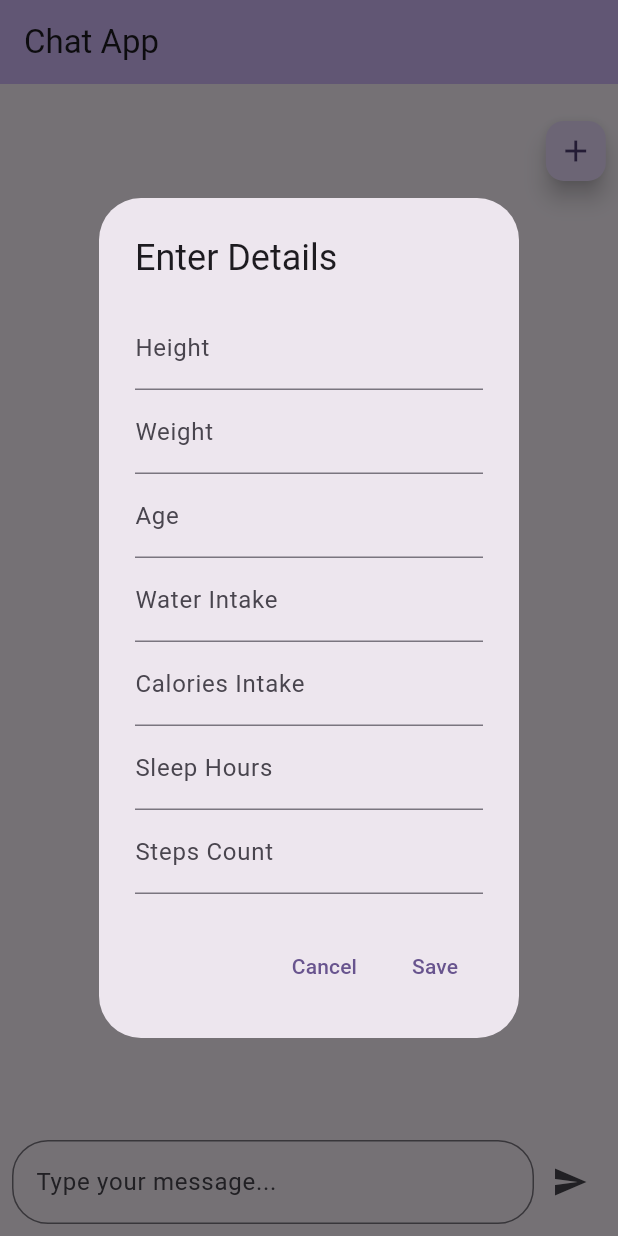
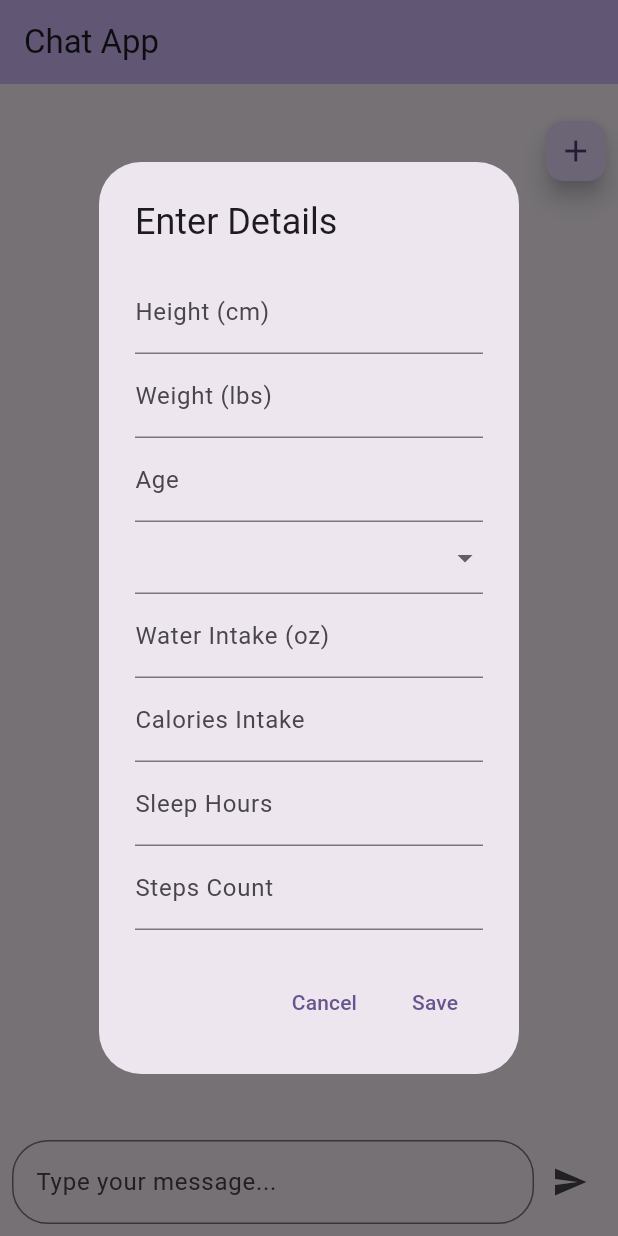
Before and after one commit to divyeshbommana/ZoomMyLife, a Flutter app: the screen it shows after launch, after a tap on the "add" icon, on a phone screen of 412 x 824 dp. Run offline on Flutter 3.47's test engine with Material 3 defaults, Android fonts, the phone set to English and light mode, and no system bars.

Commit message:
Added gender

```diff
--- a/zomm_my_life/lib/main.dart
+++ b/zomm_my_life/lib/main.dart
@@ -62,7 +62,7 @@
     try{
       // Send HTTP POST request to server
       final response = await http.post(
-        Uri.parse("http://localhost:5000/cipher"),
+        Uri.parse("http://localhost:5000/RAG"),
         headers: {
           "Content-Type": "application/json",
         },
@@ -82,7 +82,7 @@
         final data = jsonDecode(response.body);
         setState(() {
           _messages.insert(0, ChatEntry(text: data['original'], isUser: true));
-          _messages.insert(0, ChatEntry(text: data['ciphered'], isUser: false));
+          _messages.insert(0, ChatEntry(text: data['response'], isUser: false));
         });
       }
     }catch (e) {
@@ -99,6 +99,8 @@
     TextEditingController heightController = TextEditingController();
     TextEditingController weightController = TextEditingController();
     TextEditingController ageController = TextEditingController();
+    String? gender = previousData?['gender'];
+
     TextEditingController waterIntakeController = TextEditingController();
     TextEditingController caloriesIntakeController = TextEditingController();
     TextEditingController sleepHoursController = TextEditingController();
@@ -109,6 +111,7 @@
       heightController.text = previousData['height'] ?? '';
       weightController.text = previousData['weight'] ?? '';
       ageController.text = previousData['age'] ?? '';
+      gender = previousData['gender'];
     }
 
     showDialog(
@@ -121,19 +124,34 @@
             children: [
               TextField(
                 controller: heightController,
-                decoration: InputDecoration(labelText: 'Height'),
+                decoration: InputDecoration(labelText: 'Height (cm)'),
               ),
               TextField(
                 controller: weightController,
-                decoration: InputDecoration(labelText: 'Weight'),
+                decoration: InputDecoration(labelText: 'Weight (lbs)'),
               ),
               TextField(
                 controller: ageController,
                 decoration: InputDecoration(labelText: 'Age'),
               ),
+              DropdownButtonFormField<String>(
+                value: gender,
+                items: ['Male', 'Female', 'Other', 'Prefer not to say'].map((String value) {
+                  return DropdownMenuItem(
+                    value: value,
+                    child: Text(value),
+                  );
+                }).toList(),
+
+                onChanged: (String? newValue){
+                  setState(() {
+                    gender = newValue;
+                  });
+                },
+              ),
               TextField(
                 controller: waterIntakeController,
-                decoration: InputDecoration(labelText: 'Water Intake'),
+                decoration: InputDecoration(labelText: 'Water Intake (oz)'),
               ),
               TextField(
                 controller: caloriesIntakeController,
@@ -163,6 +181,7 @@
                 if (heightController.text.isEmpty ||
                     weightController.text.isEmpty ||
                     ageController.text.isEmpty ||
+                    gender == null||
                     waterIntakeController.text.isEmpty ||
                     caloriesIntakeController.text.isEmpty ||
                     sleepHoursController.text.isEmpty ||
@@ -178,6 +197,7 @@
                   'height': heightController.text,
                   'weight': weightController.text,
                   'age': ageController.text,
+                  'gender': gender!,
                   'waterIntake': waterIntakeController.text,
                   'caloriesIntake': caloriesIntakeController.text,
                   'sleepHours': sleepHoursController.text,
@@ -204,8 +224,8 @@
     final path = await _getLocalPath();
     final file = File('$path/userData.csv');
 
-    final String header = 'Height,Weight,Age,Water Intake,Calories Intake,Sleep Hours,Steps Count\n';
-    final String row = '${data['height']},${data['weight']},${data['age']},${data['waterIntake']},${data['caloriesIntake']},${data['sleepHours']},${data['stepsCount']}\n';
+    final String header = 'Height (cm),Weight (lbs),Age,Gender,Water Intake (oz),Calories Intake,Sleep Hours,Steps Count\n';
+    final String row = '${data['height']},${data['weight']},${data['age']},${data['gender']},${data['waterIntake']},${data['caloriesIntake']},${data['sleepHours']},${data['stepsCount']}\n';
 
     if (await file.exists()) {
       await file.writeAsString(
@@ -233,6 +253,7 @@
           'height': values[0],
           'weight': values[1],
           'age': values[2],
+          'gender': values[3]
         };
       }
     }
```
